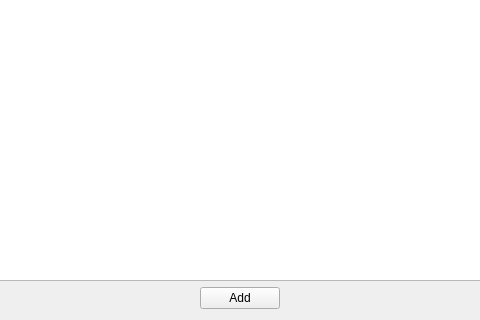
Old version of the form pages/flightsPage.ui in the repository FFH255/flights; both pictures show x 93 to 573 and y 174 to 494 of the 666 by 494 pixel window.
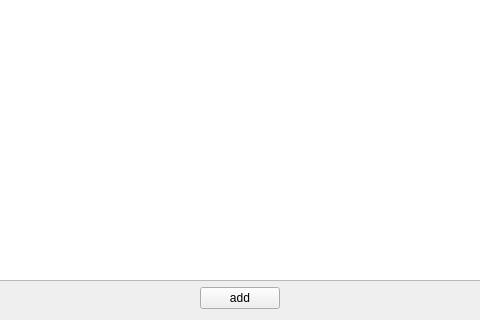
New version of the form.

Patch:
```diff
--- a/pages/flightsPage.ui
+++ b/pages/flightsPage.ui
@@ -30,7 +30,7 @@
    <item row="1" column="1">
     <widget class="QPushButton" name="addPushButton">
      <property name="text">
-      <string>Add</string>
+      <string>add</string>
      </property>
     </widget>
    </item>
```
